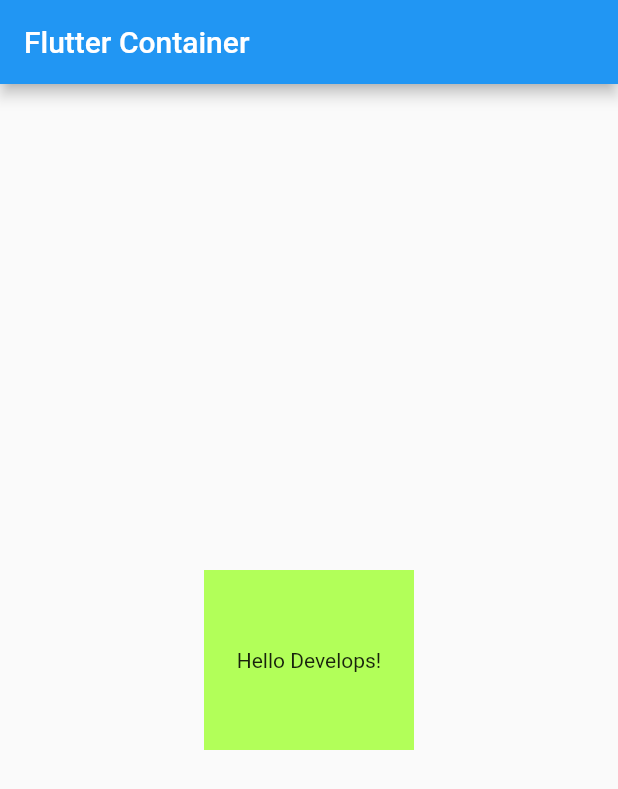
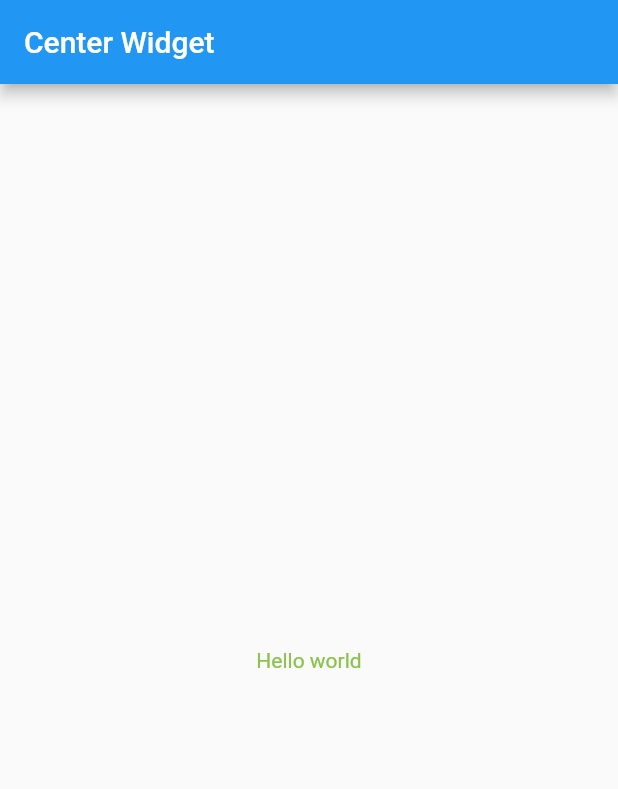
Before and after one commit to rabikrishnayadav/learn_flutter, a Flutter app: the screen it shows after launch, on a phone screen of 412 x 824 dp. Shown: the top 789 px of the screen. Run offline on Flutter 3.47's test engine with Material 2 defaults, Android fonts, the phone set to English and light mode, and no system bars.

Commit message:
Center Widget

```diff
--- a/lib/main.dart
+++ b/lib/main.dart
@@ -31,22 +31,20 @@ class MyHomePage extends StatefulWidget {
 
 class _MyHomePageState extends State<MyHomePage> {
 
+  //  Center Widget aligns its child widget to the center of the available space on the screen
+
   @override
   Widget build(BuildContext context) {
     return Scaffold(
       appBar: AppBar(
-        title: const Text("Flutter Container"),
+        title: const Text("Center Widget"),
       ),
       body: Center(
-        child: Container(
-          width: 140,
-          height: 120,
-          color: Colors.lightGreenAccent,
-          child: const Center(
-            child: Text(
-                "Hello Develops!"
-            ),
-          )
+        child: const Text(
+          "Hello world",
+          style: TextStyle(
+            color: Colors.lightGreen,
+          ),
         ),
       ),
     );
```
